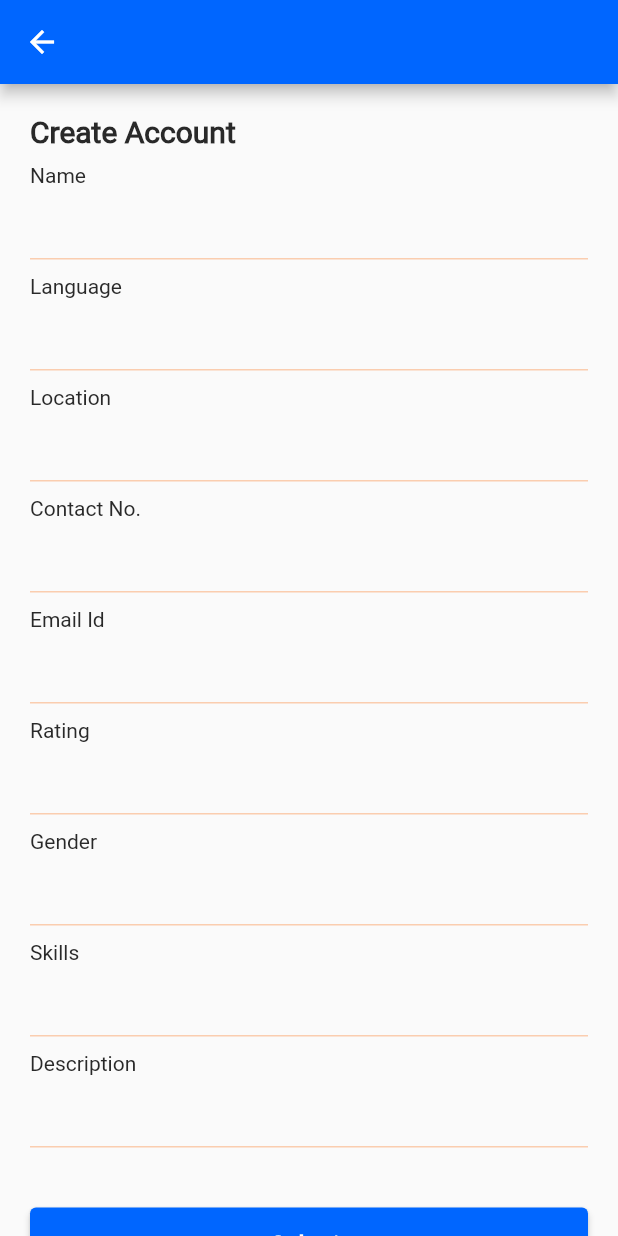
After one commit to sourav-k7/ruralclap_app, a Flutter app: the screen it shows after launch, item 3 of the bottom bar chosen, after a tap on "Onboarding page", on a phone screen of 412 x 824 dp. The commit adds this screen. Run offline on Flutter 3.47's test engine with Material 2 defaults, Android fonts, the phone set to English and light mode, and no system bars; our stand-ins replace font_awesome_flutter, get, google_sign_in; missing offline and left inert: dart:ffi; network calls fail.

Commit message:
Added onboarding page

```diff
--- a/lib/pages/home_page.dart
+++ b/lib/pages/home_page.dart
@@ -3,6 +3,7 @@ import 'package:get/get.dart';
 import 'package:ruralclap_app/constant/theme_color.dart';
 import 'package:ruralclap_app/pages/applied_job_page.dart';
 import 'package:ruralclap_app/pages/create_job_page.dart';
+import 'package:ruralclap_app/pages/onboarding_page.dart';
 import 'package:ruralclap_app/pages/service_provider_profile_page.dart';
 import 'package:ruralclap_app/pages/service_provider_list_page.dart';
 import 'package:ruralclap_app/pages/service_request_page.dart';
@@ -96,6 +97,15 @@ class _MyHomePageState extends State<MyHomePage> {
                 child: const Text('Applied Jobs page')),
             ElevatedButton(
                 onPressed: () {
+                  Navigator.push(
+                    context,
+                    MaterialPageRoute(
+                        builder: (context) => const OnboardingPage()),
+                  );
+                },
+                child: const Text('Onboarding page')),
+            ElevatedButton(
+                onPressed: () {
                   Get.toNamed(RoutesClass.loginPageRoute);
                 },
                 child: const Text('Login')),
--- /dev/null
+++ b/lib/pages/onboarding_page.dart
@@ -0,0 +1,107 @@
+import 'package:flutter/material.dart';
+import 'package:ruralclap_app/constant/theme_color.dart';
+
+class OnboardingPage extends StatefulWidget {
+  const OnboardingPage({super.key});
+
+  @override
+  State<OnboardingPage> createState() => _OnboardingPageState();
+}
+
+class _OnboardingPageState extends State<OnboardingPage> {
+  final _formKey = GlobalKey<FormState>();
+
+  @override
+  Widget build(BuildContext context) {
+    return Scaffold(
+      appBar: AppBar(
+        leading: IconButton(
+            onPressed: () {
+              Navigator.pop(context);
+            },
+            icon: const Icon(Icons.arrow_back)),
+      ),
+      body: SingleChildScrollView(
+        child: Padding(
+          padding: const EdgeInsets.symmetric(horizontal: 20),
+          child: Form(
+            key: _formKey,
+            child: Column(
+              crossAxisAlignment: CrossAxisAlignment.start,
+              children: [
+                const SizedBox(
+                  height: 20,
+                ),
+                const Text(
+                  'Create Account',
+                  style: TextStyle(
+                    fontWeight: FontWeight.bold,
+                    fontSize: 20,
+                  ),
+                ),
+                const SizedBox(
+                  height: 10,
+                ),
+                const Text('Name'),
+                TextFormField(),
+                const SizedBox(
+                  height: 10,
+                ),
+                const Text('Language'),
+                TextFormField(),
+                const SizedBox(
+                  height: 10,
+                ),
+                const Text('Location'),
+                TextFormField(),
+                const SizedBox(
+                  height: 10,
+                ),
+                const Text('Contact No.'),
+                TextFormField(),
+                const SizedBox(
+                  height: 10,
+                ),
+                const Text('Email Id'),
+                TextFormField(),
+                const SizedBox(
+                  height: 10,
+                ),
+                const Text('Rating'),
+                TextFormField(),
+                const SizedBox(
+                  height: 10,
+                ),
+                const Text('Gender'),
+                TextFormField(),
+                const SizedBox(
+                  height: 10,
+                ),
+                const Text('Skills'),
+                TextFormField(),
+                const SizedBox(
+                  height: 10,
+                ),
+                const Text('Description'),
+                TextFormField(),
+                const SizedBox(
+                  height: 40,
+                ),
+                ElevatedButton(
+                  onPressed: () {},
+                  style: ElevatedButton.styleFrom(
+                    minimumSize: const Size.fromHeight(50),
+                  ),
+                  child: const Text('Submit'),
+                ),
+                const SizedBox(
+                  height: 20,
+                ),
+              ],
+            ),
+          ),
+        ),
+      ),
+    );
+  }
+}
--- a/lib/widgets/google_login_button.dart
+++ b/lib/widgets/google_login_button.dart
@@ -15,7 +15,8 @@ class _GoogleSignInButtonState extends State<GoogleSignInButton> {
     //CHANGE CLIENT ID WITH RESPECT TO YOUR OWN CLIENT ID!!!!!!!
     final GoogleSignIn googleSignIn = GoogleSignIn(
       clientId:
-          '422436897824-jkjfr2tj51118i0d0h6fq7ucnutkfgtq.apps.googleusercontent.com',
+          '422436897824-ok56fv7r4s08jofbaennif59r7gce99s.apps.googleusercontent.com',
+      // Do not change this, only change client id
       serverClientId:
           '422436897824-v7gfeacadmg099objpl7269e3kmflsf0.apps.googleusercontent.com',
     );
@@ -58,7 +59,7 @@ class _GoogleSignInButtonState extends State<GoogleSignInButton> {
                   // var token = await user.getIdToken();
                   var res = await http.post(
                       Uri.parse(
-                          'http://192.168.137.1:8000/authentication/rest-auth/google/'),
+                          'http://192.168.1.107:8000/authentication/rest-auth/google/'),
                       headers: {'Authorization': 'Bearer $accessToken'});
                   print(res.body);
                 } catch (e) {
```
